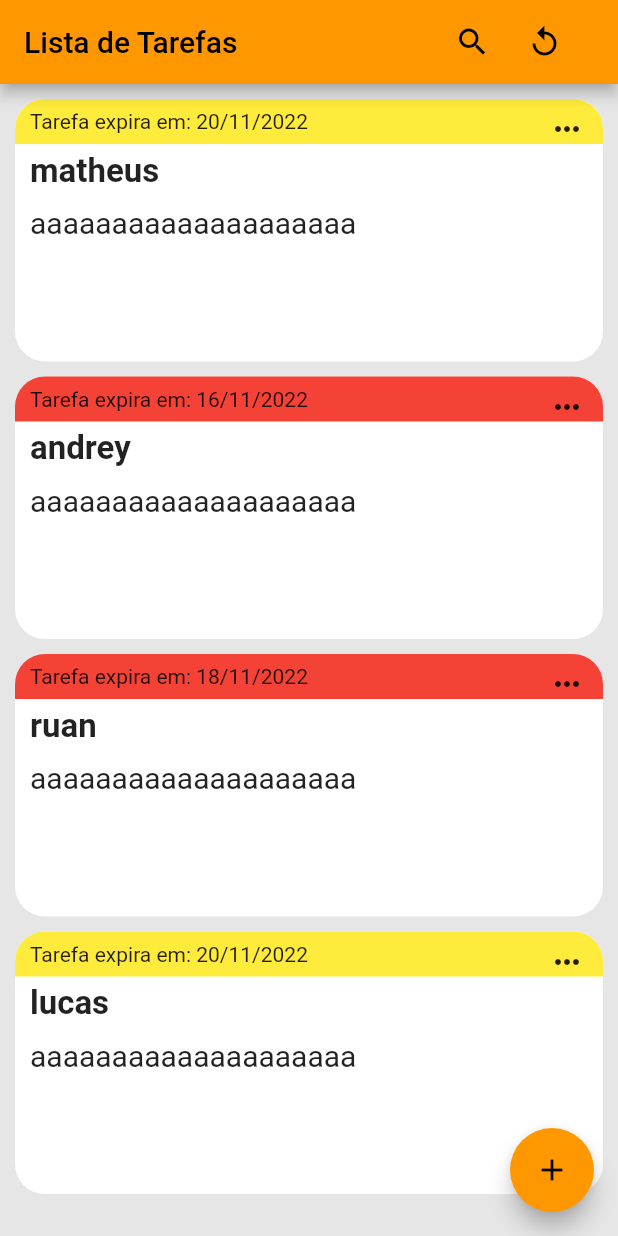
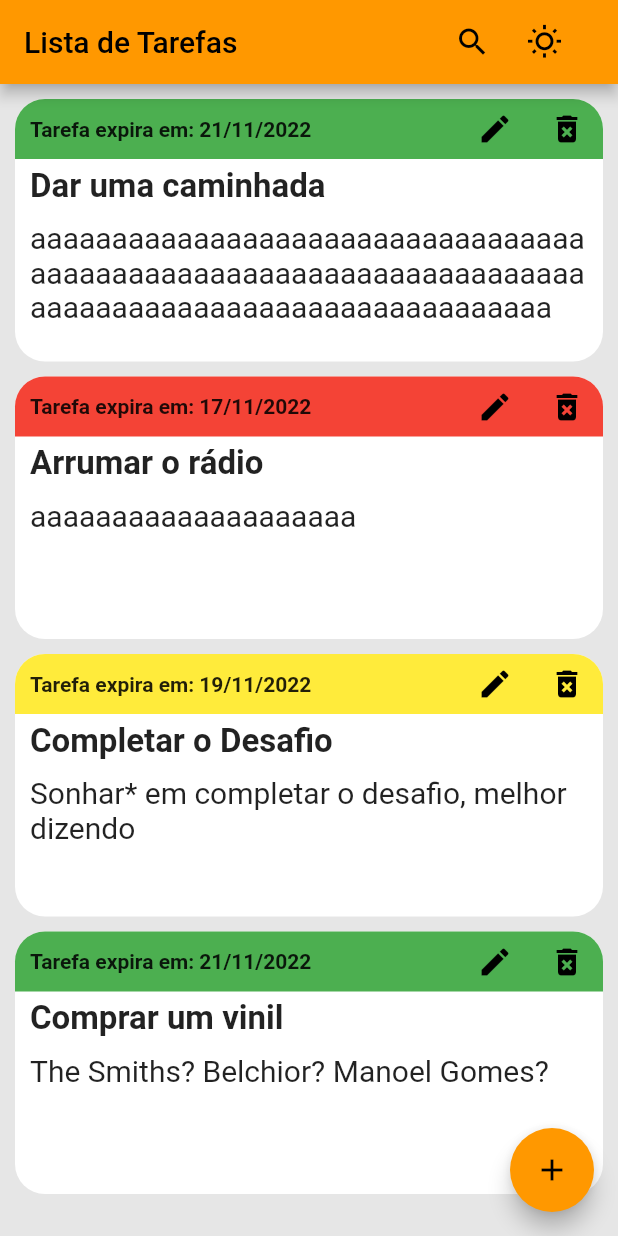
Before and after one commit to matheuslcunha/Desafio_Sprint_04, a Flutter app: the screen it shows after launch, on a phone screen of 412 x 824 dp. Run offline on Flutter 3.47's test engine with Material 2 defaults, Android fonts, the phone set to English and light mode, and no system bars.

Commit message:
Atualizando o código

```diff
--- a/lib/home_screen.dart
+++ b/lib/home_screen.dart
@@ -1,10 +1,7 @@
 import 'package:desafio_sprint_4/providers/add_todo_dialog_provider.dart';
 import 'package:desafio_sprint_4/providers/search_screen_provider.dart';
 import 'package:desafio_sprint_4/todo_list.dart';
-import 'package:desafio_sprint_4/todos.dart';
 import 'package:flutter/material.dart';
-import 'package:provider/provider.dart';
-import 'package:desafio_sprint_4/search_screen.dart';
 
 class HomeScreen extends StatefulWidget {
   const HomeScreen({super.key});
@@ -28,7 +25,7 @@ class _HomeScreenState extends State<HomeScreen> {
             },
           ),
           IconButton(
-            icon: const Icon(Icons.replay_outlined),
+            icon: const Icon(Icons.wb_sunny_outlined),
             onPressed: () {
               setState(() {});
             },
@@ -37,11 +34,10 @@ class _HomeScreenState extends State<HomeScreen> {
         ],
       ),
       body: Container(
-        color: Color.fromARGB(255, 230, 230, 230),
+        color: Theme.of(context).backgroundColor,
         child: TodoList(),
       ),
       floatingActionButton: FloatingActionButton(
-        backgroundColor: Colors.orange,
         onPressed: () {
           showDialog(
             context: context,
--- a/lib/main.dart
+++ b/lib/main.dart
@@ -1,6 +1,4 @@
-import 'package:desafio_sprint_4/home_screen.dart';
 import 'package:desafio_sprint_4/providers/home_screen_provider.dart';
-import 'package:desafio_sprint_4/providers/search_screen_provider.dart';
 import 'package:desafio_sprint_4/todos.dart';
 import 'package:flutter/material.dart';
 import 'package:provider/provider.dart';
@@ -19,7 +17,33 @@ class MyApp extends StatelessWidget {
         TodosProvider();
       },
       child: MaterialApp(
-        theme: ThemeData(primarySwatch: Colors.orange),
+        theme: ThemeData(
+          primarySwatch: Colors.orange,
+          brightness: Brightness.light,
+          primaryColor: Colors.white,
+          backgroundColor: Color.fromARGB(255, 230, 230, 230),
+          iconTheme: IconThemeData(color: Colors.black),
+          floatingActionButtonTheme: FloatingActionButtonThemeData(
+            foregroundColor: Colors.black,
+            backgroundColor: Colors.orange,
+          ),
+        ),
+
+        // DARK THEME
+
+        /* ThemeData(
+          brightness: Brightness.dark,
+          primaryColor: Color.fromARGB(255, 50, 50, 50),
+          backgroundColor: Colors.black54,
+          iconTheme: IconThemeData(color: Colors.white),
+          floatingActionButtonTheme: FloatingActionButtonThemeData(
+            foregroundColor: Colors.white,
+            backgroundColor: Color.fromARGB(255, 50, 50, 50),
+          ),
+          textSelectionTheme:
+              TextSelectionThemeData(selectionHandleColor: Colors.white),
+        ), */
+
         home: HomeScreenProvider(),
       ),
     );
--- a/lib/todo_card.dart
+++ b/lib/todo_card.dart
@@ -1,6 +1,7 @@
 import 'package:flutter/material.dart';
 import 'package:desafio_sprint_4/models/todo.dart';
 import 'package:desafio_sprint_4/controllers/expiration_controller.dart';
+import 'package:desafio_sprint_4/controllers/todo_operation_controller.dart';
 
 class TodoCard extends StatelessWidget {
   final Todo todo;
@@ -12,24 +13,26 @@ class TodoCard extends StatelessWidget {
   @override
   Widget build(BuildContext context) {
     ExpirationController expirationController = ExpirationController();
-    //DateTime dateTest = DateTime.parse("2022-11-30");
+    TodoOperationController operationController = TodoOperationController();
 
     return Container(
       decoration: BoxDecoration(
-        color: Colors.white,
+        color: Theme.of(context).primaryColor,
         borderRadius: BorderRadius.circular(20),
       ),
       height: 175,
       child: Column(
         children: [
           Container(
-              height: 30,
+            height: 40,
             decoration: BoxDecoration(
-                color: expirationController.expirationFeedback(
-                    DateTime.parse(todo.date)), //nao necessita parse depois
+              color: expirationController
+                  .expirationFeedback(DateTime.parse(todo.date)),
+              // Quando o addTodo funcionar, trocar a entrada de
+              // 'date' de texto para DateTime,
+              // parse não será mais necessário
               borderRadius: BorderRadius.only(
-                    topLeft: Radius.circular(20),
-                    topRight: Radius.circular(20)),
+                  topLeft: Radius.circular(20), topRight: Radius.circular(20)),
             ),
             child: Row(
               mainAxisAlignment: MainAxisAlignment.spaceBetween,
@@ -43,40 +46,65 @@ class TodoCard extends StatelessWidget {
                       Text(
                         'Tarefa expira em: ${expirationController.formatDate(DateTime.parse(todo.date))}',
                         textAlign: TextAlign.start,
+                        style: TextStyle(fontWeight: FontWeight.bold),
                       ),
                     ],
-                  )),
+                  ),
+                ),
+                Container(
+                  child: Row(children: [
                     IconButton(
                       onPressed: () {
-                      print('aaaaa');
+                        operationController.editTodo(context, todo);
                       },
-                    icon: Icon(Icons.more_horiz),
+                      icon: Icon(
+                        Icons.edit,
+                      ),
+                    ),
+                    IconButton(
+                      onPressed: () {
+                        operationController.deleteTodo(context, todo);
+                      },
+                      icon: Icon(
+                        Icons.delete_forever,
+                      ),
+                    ),
+                  ]),
                 )
               ],
-              )),
+            ),
+          ),
           Container(
             child: Row(
               children: [
                 SizedBox(width: 10),
                 Container(
-                  //height: 5,
-                  //width: 500,
-                  //color: Colors.blue,
                   child: Column(
                     crossAxisAlignment: CrossAxisAlignment.start,
                     children: [
                       SizedBox(height: 5),
-                      Text(
+                      Container(
+                        width: MediaQuery.of(context).size.width * 0.9,
+                        child: Text(
                           todo.title,
+                          overflow: TextOverflow.ellipsis,
                           style: TextStyle(
                             fontSize: 22,
                             fontWeight: FontWeight.bold,
                           ),
                         ),
+                      ),
                       SizedBox(height: 10),
-                      Text(
+                      Container(
+                        width: MediaQuery.of(context).size.width * 0.9,
+                        child: Text(
                           todo.description,
-                        style: TextStyle(fontSize: 20),
+                          maxLines: 3,
+                          overflow: TextOverflow.ellipsis,
+                          style: TextStyle(
+                            fontSize: 20,
+                          ),
+                        ),
                       ),
                     ],
                   ),
--- a/lib/todos.dart
+++ b/lib/todos.dart
@@ -4,29 +4,36 @@ import 'package:desafio_sprint_4/models/todo.dart';
 class TodosProvider extends ChangeNotifier {
   List<Todo> _todos = [
     Todo(
-      title: 'matheus',
-      description: 'aaaaaaaaaaaaaaaaaaaa',
-      date: '2022-11-20',
+      title: 'Dar uma caminhada',
+      description:
+          'aaaaaaaaaaaaaaaaaaaaaaaaaaaaaaaaaaaaaaaaaaaaaaaaaaaaaaaaaaaaaaaaaaaaaaaaaaaaaaaaaaaaaaaaaaaaaaaaaaaa',
+      date: '2022-11-21',
     ),
     Todo(
-      title: 'andrey',
+      title: 'Arrumar o rádio',
       description: 'aaaaaaaaaaaaaaaaaaaa',
-      date: '2022-11-16',
+      date: '2022-11-17',
     ),
     Todo(
-      title: 'ruan',
-      description: 'aaaaaaaaaaaaaaaaaaaa',
-      date: '2022-11-18',
+      title: 'Completar o Desafio',
+      description: 'Sonhar* em completar o desafio, melhor dizendo',
+      date: '2022-11-19',
     ),
     Todo(
-      title: 'lucas',
-      description: 'aaaaaaaaaaaaaaaaaaaa',
-      date: '2022-11-20',
+      title: 'Comprar um vinil',
+      description: 'The Smiths? Belchior? Manoel Gomes?',
+      date: '2022-11-21',
     )
   ];
 
   List<Todo> get todos {
     return _todos.toList();
+  }
+
+  getTodo(String title) {
+    return todos.where((element) {
+      return title == element.title;
+    }).toList();
   }
 
   List<Todo> searchByTitle(String query) {
@@ -45,4 +52,16 @@ class TodosProvider extends ChangeNotifier {
 
     notifyListeners();
   }
+
+  void removeTodo(Todo todo) {
+    _todos.remove(todo);
+
+    notifyListeners();
+  }
+
+  void updateTodo(Todo todo, String title, String description, String date) {
+    todo.title = title;
+    todo.description = description;
+    todo.date = date;
+  }
 }
```
Also changed, not shown: lib/add_todo_dialog.dart (+4 -12 lines), lib/edit_todo_screen.dart (added, +77 -0 lines), lib/search_screen.dart (+7 -14 lines), lib/todo_form.dart (+13 -3 lines), lib/todo_list_search.dart (+2 -11 lines). Lines whose indentation alone changed are shown as unchanged.
